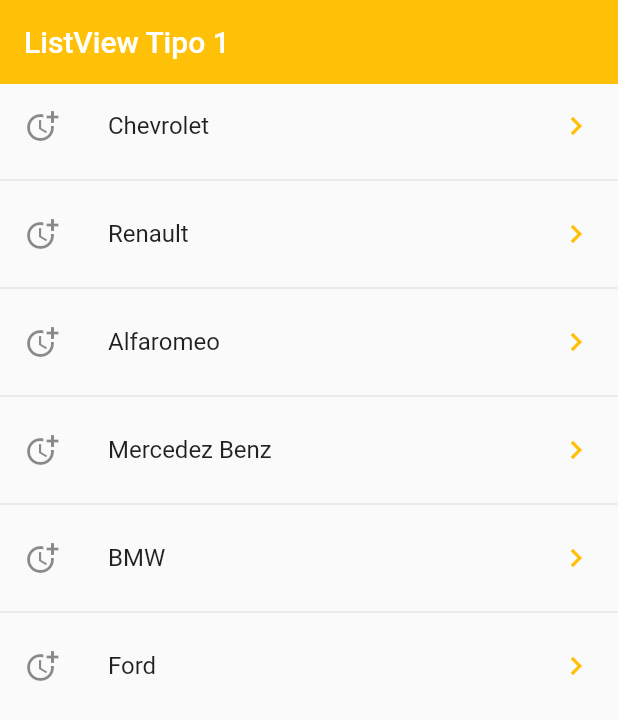
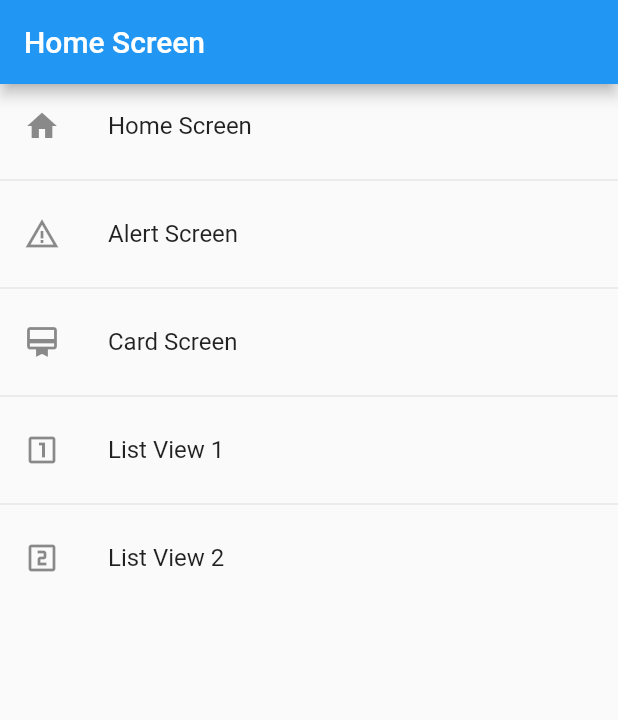
Before and after one commit to WaAlvis/fl_components, a Flutter app: the screen it shows after launch, on a phone screen of 412 x 824 dp. Shown: the top 720 px of the screen. Run offline on Flutter 3.47's test engine with Material 2 defaults, Android fonts, the phone set to English and light mode, and no system bars.

Commit message:
agregando AppRoute Class para creacion de rutas

```diff
--- a/lib/main.dart
+++ b/lib/main.dart
@@ -1,4 +1,4 @@
-import 'package:fl_components/screens/listview2_screen.dart';
+import 'package:fl_components/router/app_route.dart';
 import 'package:flutter/material.dart';
 
 void main() => runApp(const MyApp());
@@ -8,9 +8,9 @@ class MyApp extends StatelessWidget {
 
   @override
   Widget build(BuildContext context) {
-    return const MaterialApp(
-      title: 'Material App',
-      home:  Listview2Screen(),
-    );
+    return MaterialApp(
+        title: 'Material App',
+        initialRoute: AppRoute.initialRoute,
+        routes: AppRoute.getAppRoutes());
   }
 }
--- /dev/null
+++ b/lib/models/menu_option.dart
@@ -0,0 +1,15 @@
+import 'package:flutter/material.dart';
+
+class MenuOption {
+  final IconData icon;
+  final String nameRoute;
+  final String name;
+  final Widget screen;
+
+  MenuOption({
+    required this.icon,
+    required this.nameRoute,
+    required this.name,
+    required this.screen,
+  });
+}
--- /dev/null
+++ b/lib/models/models.dart
@@ -0,0 +1 @@
+export 'package:fl_components/models/menu_option.dart';
--- /dev/null
+++ b/lib/router/app_route.dart
@@ -0,0 +1,54 @@
+import 'package:fl_components/models/models.dart';
+import 'package:flutter/material.dart';
+
+import '../screens/screens.dart';
+
+class AppRoute {
+  static const initialRoute = 'home';
+
+  static final menuOptions = <MenuOption>[
+    MenuOption(
+        icon: Icons.home,
+        nameRoute: 'home',
+        name: 'Home Screen',
+        screen: const HomeScreen()),
+    MenuOption(
+        icon: Icons.warning_amber,
+        nameRoute: 'alert',
+        name: 'Alert Screen',
+        screen: const AlertScreen()),
+    MenuOption(
+        icon: Icons.card_membership,
+        nameRoute: 'card',
+        name: 'Card Screen',
+        screen: const CardScreen()),
+    MenuOption(
+        icon: Icons.looks_one_outlined,
+        nameRoute: 'listview 1',
+        name: 'List View 1',
+        screen: const Listview1Screen()),
+    MenuOption(
+        icon: Icons.looks_two_outlined,
+        nameRoute: 'listview 2',
+        name: 'List View 2',
+        screen: const Listview2Screen()),
+  ];
+
+  static Map<String, Widget Function(BuildContext)> getAppRoutes() {
+    Map<String, Widget Function(BuildContext)> appRoutes = {};
+
+    for (final option in menuOptions) {
+      appRoutes.addAll({option.nameRoute: (_) => option.screen});
+    }
+
+    return appRoutes;
+  }
+
+  // static Map<String, Widget Function(BuildContext)> routes = {
+  //   'home': (context) => const HomeScreen(),
+  //   'alert': (context) => const AlertScreen(),
+  //   'card': (context) => const CardScreen(),
+  //   'listview1': (context) => const Listview1Screen(),
+  //   'listview2': (context) => const Listview2Screen(),
+  // };
+}
--- /dev/null
+++ b/lib/screens/alert_screen.dart
@@ -0,0 +1,14 @@
+import 'package:flutter/material.dart';
+
+class AlertScreen extends StatelessWidget {
+  const AlertScreen({super.key});
+
+  @override
+  Widget build(BuildContext context) {
+    return Scaffold(
+      appBar: AppBar(
+        title: const Text('Alert Screen'),
+      ),
+    );
+  }
+}
--- /dev/null
+++ b/lib/screens/card_screen.dart
@@ -0,0 +1,14 @@
+import 'package:flutter/material.dart';
+
+class CardScreen extends StatelessWidget {
+  const CardScreen({super.key});
+
+  @override
+  Widget build(BuildContext context) {
+    return Scaffold(
+      appBar: AppBar(
+        title: const Text('Card Screen'),
+      ),
+    );
+  }
+}
--- /dev/null
+++ b/lib/screens/home_screen.dart
@@ -0,0 +1,27 @@
+import 'package:fl_components/router/app_route.dart';
+import 'package:flutter/material.dart';
+
+class HomeScreen extends StatelessWidget {
+  const HomeScreen({super.key});
+
+  @override
+  Widget build(BuildContext context) {
+    final menuOptions = AppRoute.menuOptions;
+
+    return Scaffold(
+      appBar: AppBar(
+        title: const Text('Home Screen'),
+      ),
+      body: ListView.separated(
+        itemBuilder: (context, index) => ListTile(
+          leading: Icon(menuOptions[index].icon),
+          title: Text(menuOptions[index].name),
+          onTap: () =>
+              Navigator.pushNamed(context, menuOptions[index].nameRoute),
+        ),
+        separatorBuilder: (context, index) => const Divider(),
+        itemCount: menuOptions.length,
+      ),
+    );
+  }
+}
--- a/lib/screens/listview2_screen.dart
+++ b/lib/screens/listview2_screen.dart
@@ -12,8 +12,6 @@ class Listview2Screen extends StatelessWidget {
     'Ford'
   ];
 
-  // agregar onTap,
-  //quitar elvation 0 de appbar, backgroundcolor a indigo
 
   @override
   Widget build(BuildContext context) {
--- /dev/null
+++ b/lib/screens/screens.dart
@@ -0,0 +1,5 @@
+export 'package:fl_components/screens/alert_screen.dart';
+export 'package:fl_components/screens/card_screen.dart';
+export 'package:fl_components/screens/home_screen.dart';
+export 'package:fl_components/screens/listview1_screen.dart';
+export 'package:fl_components/screens/listview2_screen.dart';
```
